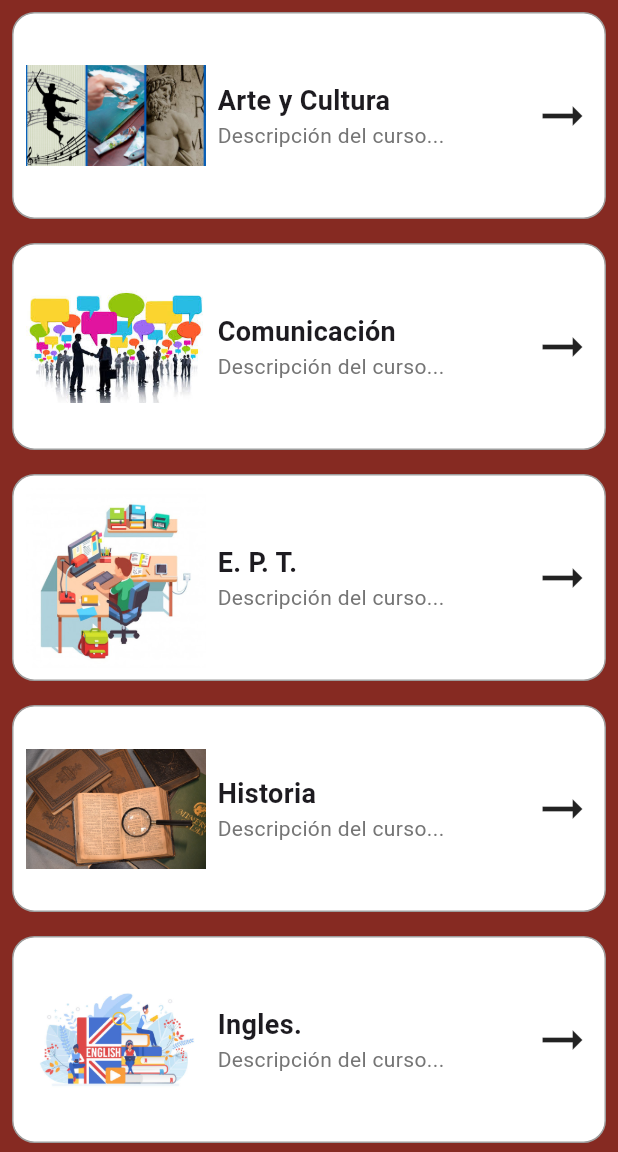
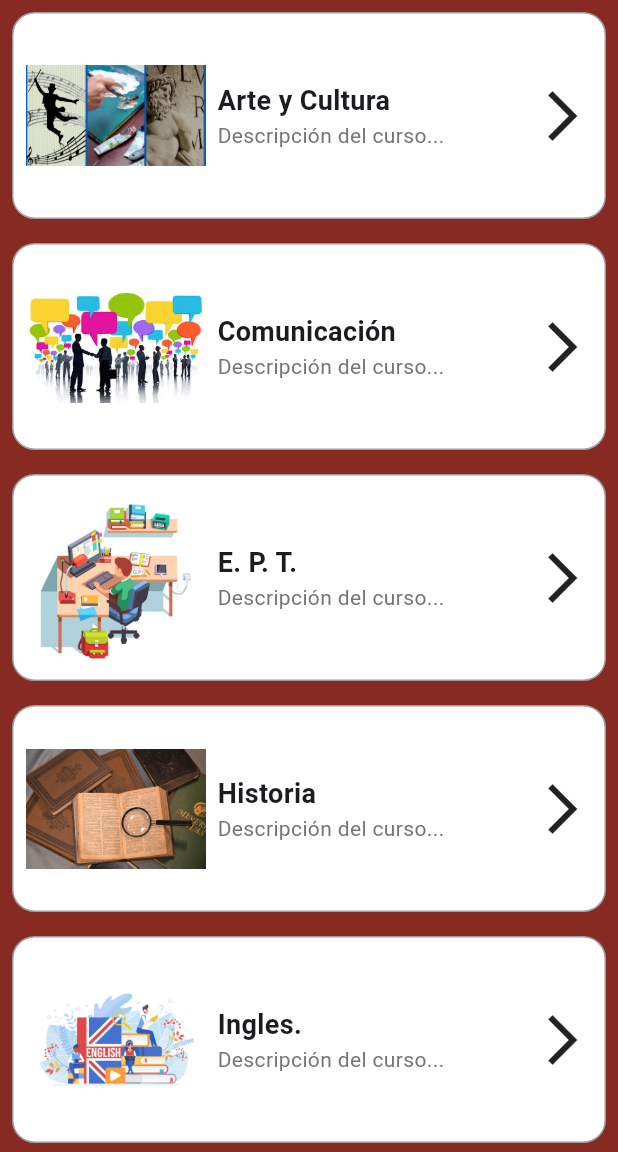
Before and after one commit to Elfabian098/Grupo5, a Flutter app: the ListaCursos screen opened directly, on a phone screen of 412 x 824 dp, the part 84-1236 px from its top. Run offline on Flutter 3.47's test engine with Material 3 defaults, Android fonts, the light colour scheme and no system bars; our stand-ins replace shared_preferences; accounts and stored records are empty.

Commit message:
Andre icono

```diff
--- a/lib/ListaCursos.dart
+++ b/lib/ListaCursos.dart
@@ -61,7 +61,7 @@ class ListaCursos extends StatelessWidget {
                         Container( // Contenedor para el icono
                           padding: const EdgeInsets.all(8.0),
                           child: Icon(
-                            Icons.arrow_right_alt,
+                            Icons.arrow_forward_ios,
                             size: 40,
                           ),
                         ),
@@ -110,7 +110,7 @@ class ListaCursos extends StatelessWidget {
                         Container( // Contenedor para el icono
                           padding: const EdgeInsets.all(8.0),
                           child: Icon(
-                            Icons.arrow_right_alt,
+                            Icons.arrow_forward_ios,
                             size: 40,
                           ),
                         ),
@@ -159,7 +159,7 @@ class ListaCursos extends StatelessWidget {
                         Container( // Contenedor para el icono
                           padding: const EdgeInsets.all(8.0),
                           child: Icon(
-                            Icons.arrow_right_alt,
+                            Icons.arrow_forward_ios,
                             size: 40,
                           ),
                         ),
@@ -215,7 +215,7 @@ class ListaCursos extends StatelessWidget {
                           child: Container(
                             padding: const EdgeInsets.all(8.0),
                             child: Icon(
-                              Icons.arrow_right_alt,
+                              Icons.arrow_forward_ios,
                               size: 40,
                             ),
                           ),
@@ -265,7 +265,7 @@ class ListaCursos extends StatelessWidget {
                         Container( // Contenedor para el icono
                           padding: const EdgeInsets.all(8.0),
                           child: Icon(
-                            Icons.arrow_right_alt,
+                            Icons.arrow_forward_ios,
                             size: 40,
                           ),
                         ),
@@ -314,7 +314,7 @@ class ListaCursos extends StatelessWidget {
                         Container( // Contenedor para el icono
                           padding: const EdgeInsets.all(8.0),
                           child: Icon(
-                            Icons.arrow_right_alt,
+                            Icons.arrow_forward_ios,
                             size: 40,
                           ),
                         ),
@@ -363,7 +363,7 @@ class ListaCursos extends StatelessWidget {
                         Container( // Contenedor para el icono
                           padding: const EdgeInsets.all(8.0),
                           child: Icon(
-                            Icons.arrow_right_alt,
+                            Icons.arrow_forward_ios,
                             size: 40,
                           ),
                         ),
--- a/lib/main.dart
+++ b/lib/main.dart
@@ -35,8 +35,8 @@ class _LoginPageState extends State<LoginPage> {
   late bool _passwordVisibility;
 
   // Arreglos unidimensionales paralelos para almacenar usuarios y claves
-  final List<String> usuarios = ['giussepi@gmail.com', 'andre@gmail.com', 'gaa@gmail.com', 'hola@gmail.com'];
-  final List<String> claves = ['1234', '4321', '4321', '4321'];
+  final List<String> usuarios = ['giussepi@gmail.com', 'calderon@gmail.com', 'oviedo@gmail.com', 'hola@gmail.com'];
+  final List<String> claves = ['1234', '4321', '1234', '4321'];
 
   // Variables para mensajes de error
   String emailErrorText = '';
```
